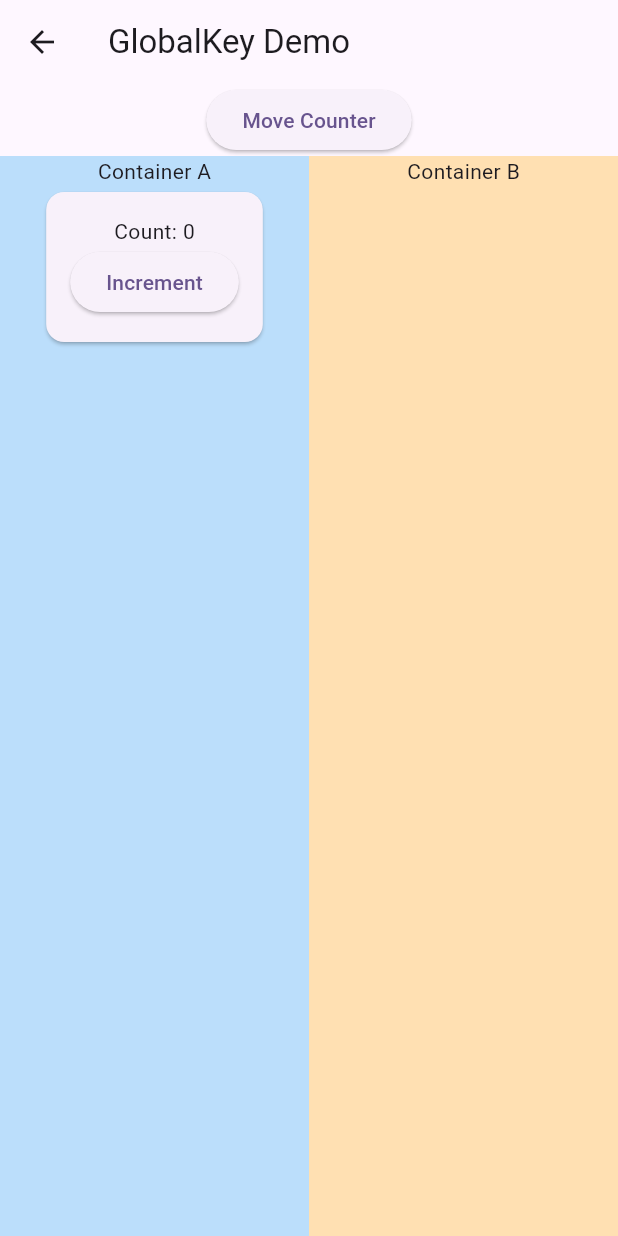
After one commit to mrashidcit/flutter-playground, a Flutter app: the screen it shows after launch, after a tap on "Move Counter", on a phone screen of 412 x 824 dp. The commit adds this screen. Run offline on Flutter 3.47's test engine with Material 3 defaults, Android fonts, the phone set to English and light mode, and no system bars.

Commit message:
feat: MoveCounter Example using `GlobalKey` which hold the CounterState when Widget move across the WidgetTree

```diff
--- a/lib/home/HomeScreen.dart
+++ b/lib/home/HomeScreen.dart
@@ -1,5 +1,6 @@
 import 'package:flutter/material.dart';
 import 'package:flutter_play_ground/fruit/FruitsScreen.dart';
+import 'package:flutter_play_ground/moveCounter/moveCounterScreen.dart';
 import 'package:flutter_play_ground/scaffoldMessenger/ScaffoldMessengerTestScreen.dart';
 import 'package:flutter_play_ground/signUp/SignUpScreen.dart';
 
@@ -40,6 +41,11 @@ class HomeScreen extends StatelessWidget {
                     _open(context, const ScaffoldMessengerTestScreen()),
                 child: const Text('ScaffoldMessanger Test'),
               ),
+              const SizedBox(height: 16),
+              FilledButton(
+                onPressed: () => _open(context, const MoveCounterScreen()),
+                child: const Text('Move Counter'),
+              ),
             ],
           ),
         ),
--- /dev/null
+++ b/lib/moveCounter/counterCard.dart
@@ -0,0 +1,45 @@
+import 'package:flutter/material.dart';
+
+class CounterCard extends StatefulWidget {
+  const CounterCard({super.key});
+
+  @override
+  State<CounterCard> createState() => CounterCardState();
+}
+
+class CounterCardState extends State<CounterCard> {
+  int count = 0;
+
+  @override
+  void initState() {
+    super.initState();
+    debugPrint('CounterCard: initState');
+  }
+
+  @override
+  void dispose() {
+    debugPrint('CounterCard: dispose');
+    super.dispose();
+  }
+
+  @override
+  Widget build(BuildContext context) {
+    return Card(
+      child: Padding(
+        padding: const EdgeInsets.all(16),
+        child: Column(
+          mainAxisSize: MainAxisSize.min,
+          children: [
+            Text('Count: $count'),
+            ElevatedButton(
+              onPressed: () {
+                setState(() => count++);
+              },
+              child: const Text('Increment'),
+            ),
+          ],
+        ),
+      ),
+    );
+  }
+}
--- /dev/null
+++ b/lib/moveCounter/moveCounterScreen.dart
@@ -0,0 +1,62 @@
+import 'package:flutter/material.dart';
+import 'package:flutter_play_ground/moveCounter/counterCard.dart';
+
+class MoveCounterScreen extends StatefulWidget {
+  const MoveCounterScreen({super.key});
+
+  @override
+  State<MoveCounterScreen> createState() => _MoveCounterScreenState();
+}
+
+class _MoveCounterScreenState extends State<MoveCounterScreen> {
+  final GlobalKey<CounterCardState> _counterKey = GlobalKey<CounterCardState>();
+
+  bool _isInContainerA = true;
+
+  @override
+  Widget build(BuildContext context) {
+    return Scaffold(
+      appBar: AppBar(title: const Text('GlobalKey Demo')),
+      body: Column(
+        children: [
+          ElevatedButton(
+            onPressed: () {
+              setState(() {
+                _isInContainerA = !_isInContainerA;
+              });
+            },
+            child: const Text('Move Counter'),
+          ),
+          Expanded(
+            child: Row(
+              children: [
+                Expanded(
+                  child: Container(
+                    color: Colors.blue.shade100,
+                    child: Column(
+                      children: [
+                        const Text('Container A'),
+                        if (_isInContainerA) CounterCard(key: _counterKey),
+                      ],
+                    ),
+                  ),
+                ),
+                Expanded(
+                  child: Container(
+                    color: Colors.orange.shade100,
+                    child: Column(
+                      children: [
+                        const Text('Container B'),
+                        if (!_isInContainerA) CounterCard(key: _counterKey),
+                      ],
+                    ),
+                  ),
+                ),
+              ],
+            ),
+          ),
+        ],
+      ),
+    );
+  }
+}
```
